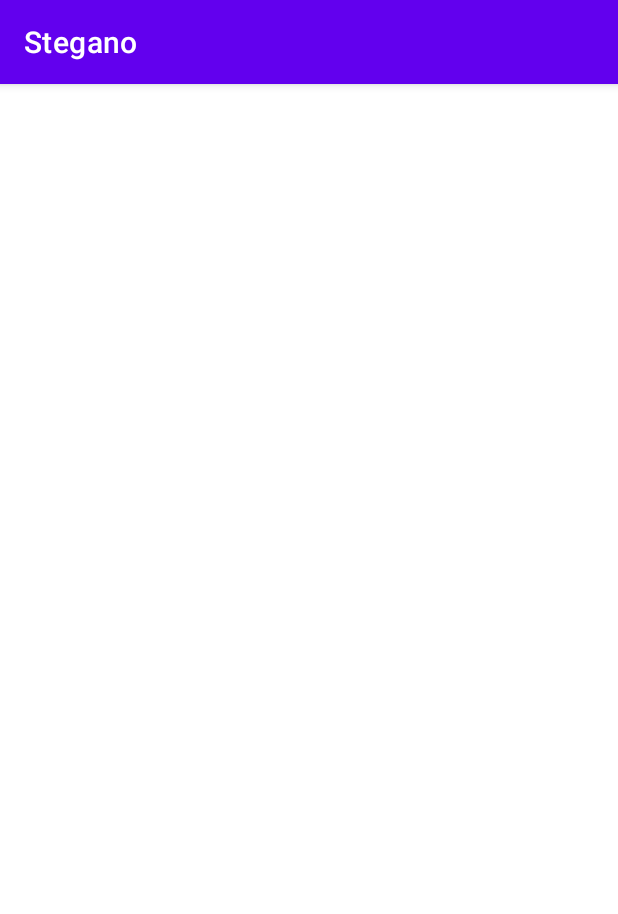
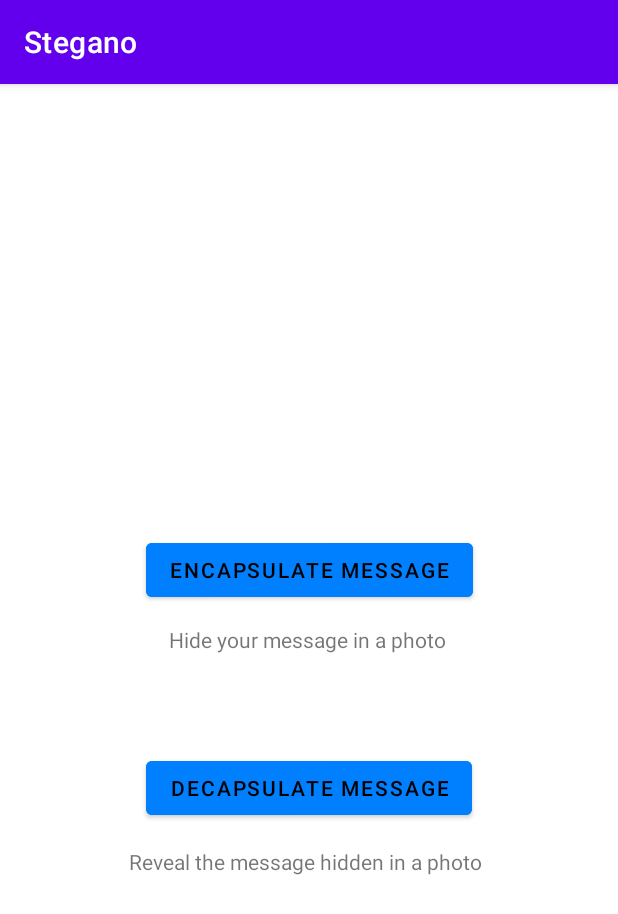
Before and after one commit to Andrei144/stegano, an Android app: the screen it shows after launch (MainActivity), on a phone screen of 412 x 824 dp. Shown: the top 914 px of the screen. Run offline under Robolectric (Android 15) with nearby library versions, the phone set to English and light mode, and no system bars.

Commit message:
Create encapsulate and decapsulate activities. Design the main and the encapsulate activities.

```diff
--- a/app/src/main/AndroidManifest.xml
+++ b/app/src/main/AndroidManifest.xml
@@ -21,6 +21,9 @@
                 <category android:name="android.intent.category.LAUNCHER" />
             </intent-filter>
         </activity>
+
+        <activity android:name=".EncapsulateActivity" />
+        <activity android:name=".DecapsulateActivity" />
     </application>
 
 </manifest>
--- a/app/src/main/java/com/example/stegano/MainActivity.kt
+++ b/app/src/main/java/com/example/stegano/MainActivity.kt
@@ -1,34 +1,43 @@
 package com.example.stegano
 
+import android.content.Intent
 import androidx.appcompat.app.AppCompatActivity
 import android.os.Bundle
-import android.widget.TextView
-import com.example.stegano.databinding.ActivityMainBinding
+import android.view.View
+//import android.widget.Button
+import androidx.activity.enableEdgeToEdge
 
 class MainActivity : AppCompatActivity() {
 
-    private lateinit var binding: ActivityMainBinding
-
     override fun onCreate(savedInstanceState: Bundle?) {
         super.onCreate(savedInstanceState)
+        enableEdgeToEdge()
+        setContentView(R.layout.activity_main)
 
-        binding = ActivityMainBinding.inflate(layoutInflater)
-        setContentView(binding.root)
+    }
 
-        // Example of a call to a native method
-        binding.sampleText.text = stringFromJNI()
+    fun onEncBtnClick(view: View) {
+        Intent(applicationContext, EncapsulateActivity::class.java).also {
+            startActivity(it)
+        }
+    }
+
+    fun onDecBtnClick(view: View) {
+        Intent(applicationContext, DecapsulateActivity::class.java).also {
+            startActivity(it)
+        }
     }
 
     /**
      * A native method that is implemented by the 'stegano' native library,
      * which is packaged with this application.
      */
-    external fun stringFromJNI(): String
-
-    companion object {
-        // Used to load the 'stegano' library on application startup.
-        init {
-            System.loadLibrary("stegano")
-        }
-    }
+//    external fun stringFromJNI(): String
+//
+//    companion object {
+//        // Used to load the 'stegano' library on application startup.
+//        init {
+//            System.loadLibrary("stegano")
+//        }
+//    }
 }
--- a/app/src/main/res/layout/activity_main.xml
+++ b/app/src/main/res/layout/activity_main.xml
@@ -6,14 +6,57 @@
     android:layout_height="match_parent"
     tools:context=".MainActivity">
 
-    <TextView
-        android:id="@+id/sample_text"
+    <Button
+        android:id="@+id/encBtn"
         android:layout_width="wrap_content"
         android:layout_height="wrap_content"
-        android:text="Hello World!"
+        android:backgroundTint="#007fff"
+        android:onClick="onEncBtnClick"
+        android:text="Encapsulate message"
+        android:textColor="@color/black"
         app:layout_constraintBottom_toBottomOf="parent"
         app:layout_constraintEnd_toEndOf="parent"
+        app:layout_constraintHorizontal_bias="0.5"
         app:layout_constraintStart_toStartOf="parent"
-        app:layout_constraintTop_toTopOf="parent" />
+        app:layout_constraintTop_toTopOf="parent"
+        app:layout_constraintVertical_bias="0.459" />
 
+    <Button
+        android:id="@+id/decBtn"
+        android:layout_width="wrap_content"
+        android:layout_height="wrap_content"
+        android:backgroundTint="#007fff"
+        android:textColor="@color/black"
+        android:onClick="onDecBtnClick"
+        android:text="Decapsulate message"
+        app:layout_constraintBottom_toBottomOf="parent"
+        app:layout_constraintEnd_toEndOf="parent"
+        app:layout_constraintHorizontal_bias="0.5"
+        app:layout_constraintStart_toStartOf="parent"
+        app:layout_constraintTop_toBottomOf="@+id/textViewEnc"
+        app:layout_constraintVertical_bias="0.192" />
+
+    <TextView
+        android:id="@+id/textViewEnc"
+        android:layout_width="wrap_content"
+        android:layout_height="wrap_content"
+        android:text="Hide your message in a photo"
+        app:layout_constraintBottom_toBottomOf="parent"
+        app:layout_constraintEnd_toEndOf="parent"
+        app:layout_constraintHorizontal_bias="0.497"
+        app:layout_constraintStart_toStartOf="parent"
+        app:layout_constraintTop_toBottomOf="@+id/encBtn"
+        app:layout_constraintVertical_bias="0.031" />
+
+    <TextView
+        android:id="@+id/textViewDec"
+        android:layout_width="wrap_content"
+        android:layout_height="wrap_content"
+        android:text="Reveal the message hidden in a photo "
+        app:layout_constraintBottom_toBottomOf="parent"
+        app:layout_constraintEnd_toEndOf="parent"
+        app:layout_constraintHorizontal_bias="0.497"
+        app:layout_constraintStart_toStartOf="parent"
+        app:layout_constraintTop_toBottomOf="@+id/decBtn"
+        app:layout_constraintVertical_bias="0.061" />
 </androidx.constraintlayout.widget.ConstraintLayout>
```
Also changed, not shown: app/src/main/java/com/example/stegano/DecapsulateActivity.kt (added, +15 -0 lines), app/src/main/java/com/example/stegano/EncapsulateActivity.kt (added, +61 -0 lines), app/src/main/res/layout/activity_decapsulate.xml (added, +19 -0 lines), app/src/main/res/layout/activity_encapsulate.xml (added, +118 -0 lines), 1 other file.
